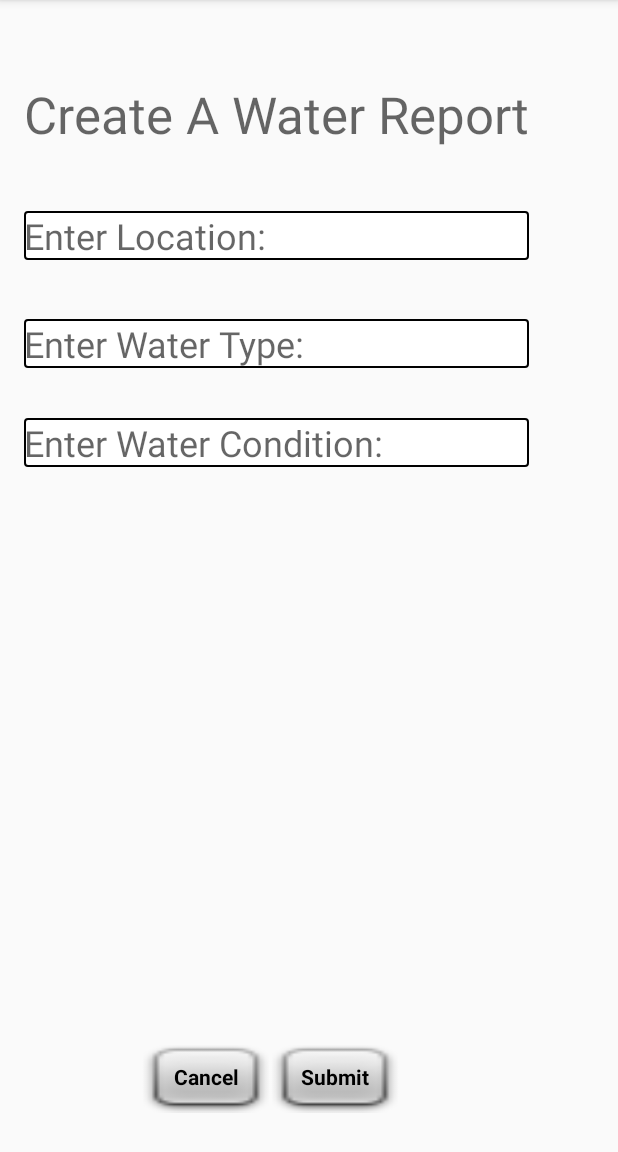
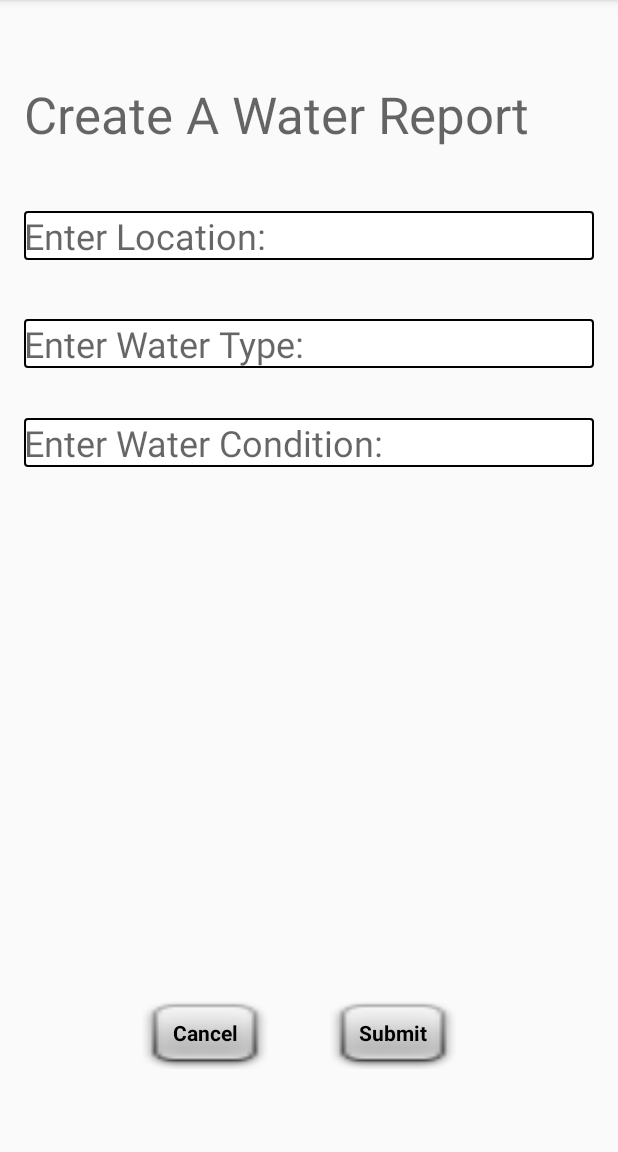
Before and after one commit to 2340Project/Team-Project, an Android app: the SubmitReportActivity screen opened directly, with no data from a screen before it, on a phone screen of 412 x 824 dp, the part 84-1236 px from its top. Run offline under Robolectric (Android 15) with nearby library versions, the phone set to English and light mode, and no system bars.

Commit message:
Fixed cursor positions and buttons

```diff
--- a/AllStarWaterCrowdSourcingApp/app/src/main/res/layout/activity_submit_report.xml
+++ b/AllStarWaterCrowdSourcingApp/app/src/main/res/layout/activity_submit_report.xml
@@ -10,6 +10,24 @@
     tools:context="com.allstarproject.cs2340.allstarwatercrowdsourcingapp.controller.LoginActivity"
     android:layout_width="match_parent">
 
+    <EditText
+        android:layout_width="wrap_content"
+        android:layout_height="wrap_content"
+        android:inputType="textPersonName"
+        android:ems="10"
+        android:id="@+id/txtWaterLocation"
+        android:hint="Enter Location:"
+        android:singleLine="false"
+        android:background="@drawable/my_border"
+        android:textColorLink="?android:attr/colorForeground"
+        android:textSize="24sp"
+        android:layout_marginTop="42dp"
+        android:layout_below="@+id/txtWaterHeader"
+        android:layout_alignParentLeft="true"
+        android:layout_alignParentStart="true"
+        android:layout_alignRight="@+id/txtWaterHeader"
+        android:layout_alignEnd="@+id/txtWaterHeader" />
+
 
     <TextView
         android:text="Create A Water Report"
@@ -20,7 +38,9 @@
         android:layout_alignParentTop="true"
         android:layout_alignParentLeft="true"
         android:layout_alignParentStart="true"
-        android:layout_marginTop="37dp" />
+        android:layout_marginTop="37dp"
+        android:layout_alignParentRight="true"
+        android:layout_alignParentEnd="true" />
 
     <EditText
         android:layout_width="wrap_content"
@@ -40,56 +60,6 @@
         android:layout_alignRight="@+id/txtWaterType"
         android:layout_alignEnd="@+id/txtWaterType" />
 
-    <Button
-        android:text="Cancel"
-        android:layout_width="wrap_content"
-        android:layout_height="wrap_content"
-        android:id="@+id/btnCancelSubmitReport"
-        android:textStyle="normal|bold"
-        android:textSize="14sp"
-        style="@android:style/Widget.Button.Small"
-        android:layout_marginBottom="10dp"
-        android:background="@android:drawable/checkbox_off_background"
-        android:layout_marginLeft="77dp"
-        android:layout_marginStart="77dp"
-        android:layout_alignParentBottom="true"
-        android:layout_alignParentLeft="true"
-        android:layout_alignParentStart="true" />
-
-    <EditText
-        android:layout_width="wrap_content"
-        android:layout_height="wrap_content"
-        android:inputType="textPersonName"
-        android:ems="10"
-        android:id="@+id/txtWaterLocation"
-        android:hint="Enter Location:"
-        android:singleLine="false"
-        android:background="@drawable/my_border"
-        android:textColorLink="?android:attr/colorForeground"
-        android:textSize="24sp"
-        android:layout_marginTop="42dp"
-        android:layout_below="@+id/txtWaterHeader"
-        android:layout_alignParentLeft="true"
-        android:layout_alignParentStart="true"
-        android:layout_alignRight="@+id/txtWaterHeader"
-        android:layout_alignEnd="@+id/txtWaterHeader" />
-
-    <Button
-        android:text="Submit"
-        android:layout_width="wrap_content"
-        android:textStyle="normal|bold"
-        android:textSize="14sp"
-        android:layout_height="wrap_content"
-        android:id="@+id/btnSubmitWaterReport"
-        style="@android:style/Widget.Button.Small"
-        android:background="@android:drawable/checkbox_off_background"
-        android:soundEffectsEnabled="?attr/windowActionBar"
-        android:layout_alignBaseline="@+id/btnCancelSubmitReport"
-        android:layout_alignBottom="@+id/btnCancelSubmitReport"
-        android:layout_alignRight="@+id/txtWaterCondition"
-        android:layout_alignEnd="@+id/txtWaterCondition"
-        android:layout_marginRight="85dp"
-        android:layout_marginEnd="85dp" />
 
     <EditText
         android:layout_width="wrap_content"
@@ -109,4 +79,37 @@
         android:layout_alignRight="@+id/txtWaterLocation"
         android:layout_alignEnd="@+id/txtWaterLocation" />
 
+    <Button
+        android:text="Cancel"
+        android:layout_width="wrap_content"
+        android:layout_height="wrap_content"
+        android:id="@+id/btnCancelSubmitReport"
+        android:textStyle="normal|bold"
+        android:textSize="14sp"
+        style="@android:style/Widget.Button.Small"
+        android:layout_marginBottom="39dp"
+        android:background="@android:drawable/checkbox_off_background"
+        android:layout_alignParentBottom="true"
+        android:layout_toLeftOf="@+id/btnSubmitWaterReport"
+        android:layout_toStartOf="@+id/btnSubmitWaterReport"
+        android:layout_marginRight="37dp"
+        android:layout_marginEnd="37dp" />
+
+    <Button
+        android:text="Submit"
+        android:layout_width="wrap_content"
+        android:textStyle="normal|bold"
+        android:textSize="14sp"
+        android:layout_height="wrap_content"
+        android:id="@+id/btnSubmitWaterReport"
+        style="@android:style/Widget.Button.Small"
+        android:background="@android:drawable/checkbox_off_background"
+        android:soundEffectsEnabled="?attr/windowActionBar"
+        android:layout_marginRight="90dp"
+        android:layout_marginEnd="90dp"
+        android:layout_alignBaseline="@+id/btnCancelSubmitReport"
+        android:layout_alignBottom="@+id/btnCancelSubmitReport"
+        android:layout_alignParentRight="true"
+        android:layout_alignParentEnd="true" />
+
 </RelativeLayout>
```
